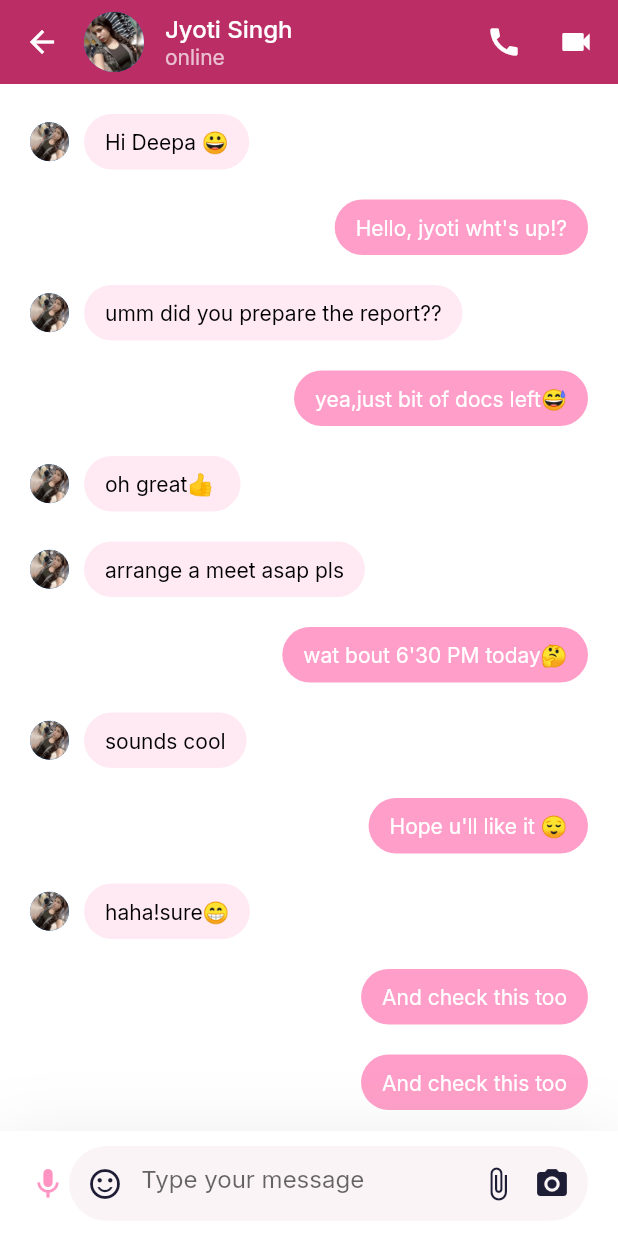
After one commit to qwertypool/Messenger-whatsapp-UI-Flutter, a Flutter app: the Chatting screen opened directly, on a phone screen of 412 x 824 dp. The commit adds this screen. Run offline on Flutter 3.47's test engine with Material 2 defaults, Android fonts, the light colour scheme and no system bars; our stand-ins replace google_fonts.

Commit message:
chatting

```diff
--- a/lib/chatpage.dart
+++ b/lib/chatpage.dart
@@ -1,3 +1,4 @@
+import 'package:chat_page/chats/chatting.dart';
 import 'package:chat_page/colorCodes.dart';
 import 'package:chat_page/models/chat.dart';
 import 'package:flutter/material.dart';
@@ -8,16 +9,16 @@ class ChatPage extends StatefulWidget {
 }
 
 class _ChatPageState extends State<ChatPage> {
+  int _selectedIndex = 0;
   @override
   Widget build(BuildContext context) {
-    int _selectedIndex = 0;
     return Scaffold(
-      backgroundColor: pPrimaryColor,
+      // backgroundColor: pPrimaryColor,
       appBar: AppBar(
         //automaticallyImplyLeading: false,
         title: Text('Chats'),
         actions: [
-          Icon(Icons.search),
+          IconButton(icon:Icon(Icons.search),onPressed: (){},),
           Padding(
             padding: const EdgeInsets.only(left: 8.0, right: 8.0),
             child: Container(
@@ -79,7 +80,7 @@ class _ChatPageState extends State<ChatPage> {
           Expanded(
             child: Container(
                 decoration: BoxDecoration(
-                    color: Colors.white,
+                    //  color: Colors.white,
                     borderRadius: BorderRadius.only(
                   topLeft: Radius.circular(40),
                   topRight: Radius.circular(40),
@@ -94,7 +95,7 @@ class _ChatPageState extends State<ChatPage> {
                         children: [
                           Text('Favourite Contacts',
                               style: TextStyle(
-                                  color: Colors.grey[800],
+                                  // color: Colors.grey[800],
                                   fontWeight: FontWeight.w600)),
                           Icon(Icons.star)
                         ],
@@ -122,31 +123,40 @@ class _ChatPageState extends State<ChatPage> {
                                 Text(
                                   favorites[index].name,
                                   style: TextStyle(
-                                      color: Colors.grey[850],
+                                      // color: Colors.grey[850],
                                       fontWeight: FontWeight.w600,
                                       fontSize: 12.0),
                                 ),
                               ],
                             ),
                           );
-
                         },
                       ),
                     ),
-
                     Expanded(
                       child: Container(
+                        child: GestureDetector(
+                          onTap: () {
+                            Navigator.push(
+                                context,
+                                MaterialPageRoute(
+                                    builder: (context) => Chatting()));
+                          },
                           child: ListView.builder(
                               itemCount: chatsData.length,
                               itemBuilder: (BuildContext context, int index) {
                                 return Padding(
-                                padding: EdgeInsets.symmetric(horizontal: pDefaultPadding,vertical: pDefaultPadding*0.75),
-                                child: Row(children: [
+                                  padding: EdgeInsets.symmetric(
+                                      horizontal: pDefaultPadding,
+                                      vertical: pDefaultPadding * 0.75),
+                                  child: Row(
+                                    children: [
                                       Stack(
-                                     children:[
+                                        children: [
                                           CircleAvatar(
                                             radius: 25,
-                                      backgroundImage:AssetImage(chatsData[index].image),
+                                            backgroundImage: AssetImage(
+                                                chatsData[index].image),
                                           ),
                                           if (chatsData[index].isActive)
                                             Positioned(
@@ -159,33 +169,50 @@ class _ChatPageState extends State<ChatPage> {
                                                     color: Colors.green,
                                                     shape: BoxShape.circle,
                                                     border: Border.all(
-                                            color: Theme.of(context).scaffoldBackgroundColor,
+                                                      color: Theme.of(context)
+                                                          .scaffoldBackgroundColor,
                                                       width: 3,
-                                          )
-                                          ),
+                                                    )),
                                               ),
                                             )
                                         ],
                                       ),
-                                  Expanded(child: Padding(
-                                    padding: const EdgeInsets.symmetric(horizontal:pDefaultPadding),
+                                      Expanded(
+                                          child: Padding(
+                                        padding: const EdgeInsets.symmetric(
+                                            horizontal: pDefaultPadding),
                                         child: Column(
-                                      crossAxisAlignment: CrossAxisAlignment.start,
+                                          crossAxisAlignment:
+                                              CrossAxisAlignment.start,
                                           children: [
-                                        Text(chatsData[index].name,style: TextStyle(fontSize: 15,fontWeight: FontWeight.w600),),
-                                        SizedBox(height: 8,),
+                                            Text(
+                                              chatsData[index].name,
+                                              style: TextStyle(
+                                                  fontSize: 15,
+                                                  fontWeight: FontWeight.w600),
+                                            ),
+                                            SizedBox(
+                                              height: 8,
+                                            ),
                                             Opacity(
                                                 opacity: 0.7,
-                                          child: Text(chatsData[index].lastMessage,maxLines: 1,overflow: TextOverflow.ellipsis,))
+                                                child: Text(
+                                                  chatsData[index].lastMessage,
+                                                  maxLines: 1,
+                                                  overflow:
+                                                      TextOverflow.ellipsis,
+                                                ))
                                           ],
                                         ),
                                       )),
                                       Opacity(
                                           opacity: 0.7,
                                           child: Text(chatsData[index].time))
-                                ],),
+                                    ],
+                                  ),
                                 );
                               }),
+                        ),
                       ),
                     ),
                   ],
--- /dev/null
+++ b/lib/chats/body.dart
@@ -0,0 +1,118 @@
+import 'package:chat_page/colorCodes.dart';
+import 'package:chat_page/models/messages.dart';
+import 'package:flutter/material.dart';
+
+class Body extends StatelessWidget {
+  //const Body({Key key}) : super(key: key);
+
+  @override
+  Widget build(BuildContext context) {
+    return Column(
+      children: [
+        Expanded(
+            child: Padding(
+             padding: const EdgeInsets.symmetric(horizontal:pDefaultPadding),
+              child: ListView.builder(
+                  itemCount: chatMessages.length,
+                  itemBuilder: (context, index) =>
+                      Messages(message: chatMessages[index])),
+            )),
+        chatTextField(context),
+      ],
+    );
+  }
+
+  Container chatTextField(BuildContext context) {
+    return Container(
+      padding: EdgeInsets.symmetric(
+          horizontal: pDefaultPadding, vertical: pDefaultPadding / 2),
+      decoration: BoxDecoration(
+        color: Theme.of(context).scaffoldBackgroundColor,
+        boxShadow: [
+          BoxShadow(
+              offset: Offset(0, 4),
+              blurRadius: 40,
+              color: Colors.grey.withOpacity(0.2))
+        ],
+      ),
+      child: SafeArea(
+        child: Row(
+          children: [
+            Icon(Icons.mic, color: pSecondaryColor),
+            SizedBox(
+              width: pDefaultPadding * 0.1,
+            ),
+            Expanded(
+                child: Container(
+              height: 50,
+              decoration: BoxDecoration(
+                color: pPrimaryColor.withOpacity(0.05),
+                borderRadius: BorderRadius.circular(50),
+              ),
+              child: Row(
+                children: [
+                  IconButton(
+                    icon: Icon(Icons.sentiment_satisfied_alt_outlined),
+                    onPressed: () {},
+                  ),
+                  SizedBox(
+                    width: pDefaultPadding * 0.01,
+                  ),
+                  Expanded(
+                    child: TextField(
+                      keyboardType: TextInputType.multiline,
+                      minLines: 2,
+                      maxLines: 4,
+                      decoration: InputDecoration(
+                        hintText: 'Type your message',
+                        border: InputBorder.none,
+                      ),
+                    ),
+                  ),
+                  Icon(Icons.attach_file),
+                  IconButton(
+                    icon: Icon(Icons.camera_alt),
+                    onPressed: () {},
+                  ),
+                ],
+              ),
+            )),
+          ],
+        ),
+      ),
+    );
+  }
+}
+
+class Messages extends StatelessWidget {
+  const Messages({
+    Key? key,
+    required this.message,
+  }) : super(key: key);
+  final ChatMessage message;
+  @override
+  Widget build(BuildContext context) {
+    return Padding(
+      padding: const EdgeInsets.only(top:pDefaultPadding),
+      child: Row(
+        mainAxisAlignment: message.isSender?MainAxisAlignment.end:MainAxisAlignment.start,
+        children: [
+          if(!message.isSender)...[
+            CircleAvatar(
+              radius: 13,
+              backgroundImage: AssetImage('assets/deepa.jpg'),)],
+              SizedBox(width: pDefaultPadding/2,),
+          Container(
+           // margin: EdgeInsets.only(top:pDefaultPadding),
+            padding: EdgeInsets.symmetric(horizontal: pDefaultPadding*0.7,vertical: pDefaultPadding/2),
+            decoration: BoxDecoration(color: message.isSender? pSecondaryColor.withOpacity(0.9):pSecondaryColor.withOpacity(0.2),
+            borderRadius: BorderRadius.circular(35)),
+            child: Text(message.text,
+            style: TextStyle(color:message.isSender?Colors.white:Colors.black),
+            )
+            ),
+        ],
+      ),
+    );
+  }
+}
--- /dev/null
+++ b/lib/chats/chatting.dart
@@ -0,0 +1,51 @@
+import 'package:chat_page/chats/body.dart';
+import 'package:chat_page/colorCodes.dart';
+import 'package:flutter/material.dart';
+
+class Chatting extends StatefulWidget {
+  //Chatting({Key key}) : super(key: key);
+
+  @override
+  _ChattingState createState() => _ChattingState();
+}
+
+class _ChattingState extends State<Chatting> {
+  @override
+  Widget build(BuildContext context) {
+    return Scaffold(
+      appBar: buildAppBar(),
+      body: Body(),
+    );
+  }
+
+  AppBar buildAppBar() {
+    return AppBar(
+      titleSpacing: 0,
+      title: Row(
+        children: [
+           CircleAvatar(
+          radius: 20,
+          backgroundImage: AssetImage('assets/me.jpg'),),
+          SizedBox(width: pDefaultPadding*0.7,),
+          Column(
+            crossAxisAlignment: CrossAxisAlignment.start,
+            children: [
+              Text('Jyoti Singh',style: TextStyle(fontSize: 16,fontWeight: FontWeight.w500),),
+              SizedBox(height:1,),
+              Opacity(
+                opacity: 0.7,
+                child: Text('online',style:TextStyle(fontSize: 14,fontWeight: FontWeight.w400)))
+            ],
+          ),
+        ],
+      ),
+      actions: [
+        IconButton(
+         icon: Icon(Icons.call),onPressed: (){},),
+        IconButton(
+         icon: Icon(Icons.videocam),onPressed: (){},),
+         SizedBox(width: pDefaultPadding*0.2,)
+      ],
+    );
+  }
+}
--- /dev/null
+++ b/lib/models/messages.dart
@@ -0,0 +1,91 @@
+
+
+class ChatMessage {
+  final String text;
+  final ChatMessageType messageType;
+  final MessageStatus messageStatus;
+  final bool isSender;
+
+  ChatMessage({
+    this.text = '',
+    required this.messageType,
+    required this.messageStatus,
+    required this.isSender,
+  });
+}
+enum ChatMessageType { text, image, video }
+enum MessageStatus { not_sent, not_view, viewed }
+List chatMessages = [
+  ChatMessage(
+    text: "Hi Deepa 😀",
+    messageType: ChatMessageType.text,
+    messageStatus: MessageStatus.viewed,
+    isSender: false,
+  ),
+  ChatMessage(
+    text: "Hello, jyoti wht's up!?",
+    messageType: ChatMessageType.text,
+    messageStatus: MessageStatus.viewed,
+    isSender: true,
+  ),
+  ChatMessage(
+    text: "umm did you prepare the report??",
+    messageType: ChatMessageType.text,
+    messageStatus: MessageStatus.viewed,
+    isSender: false,
+  ),
+  ChatMessage(
+    text: "yea,just bit of docs left😅",
+    messageType: ChatMessageType.text,
+    messageStatus: MessageStatus.viewed,
+    isSender: true,
+  ),
+  ChatMessage(
+    text: "oh great👍 ",
+    messageType: ChatMessageType.text,
+    messageStatus: MessageStatus.not_sent,
+    isSender: false,
+  ),
+  ChatMessage(
+    text: "arrange a meet asap pls",
+    messageType: ChatMessageType.text,
+    messageStatus: MessageStatus.not_sent,
+    isSender: false,
+  ),
+  ChatMessage(
+    text: "wat bout 6'30 PM today🤔",
+    messageType: ChatMessageType.text,
+    messageStatus: MessageStatus.viewed,
+    isSender: true,
+  ),
+  ChatMessage(
+    text: "sounds cool",
+    messageType: ChatMessageType.text,
+    messageStatus: MessageStatus.viewed,
+    isSender: false,
+  ),
+  ChatMessage(
+    text: "Hope u'll like it 😌",
+    messageType: ChatMessageType.text,
+    messageStatus: MessageStatus.viewed,
+    isSender: true,
+  ),
+  ChatMessage(
+    text: "haha!sure😁",
+    messageType: ChatMessageType.text,
+    messageStatus: MessageStatus.viewed,
+    isSender: false,
+  ),
+  ChatMessage(
+    text: "And check this too",
+    messageType: ChatMessageType.text,
+    messageStatus: MessageStatus.not_view,
+    isSender: true,
+  ),
+  ChatMessage(
+    text: "And check this too",
+    messageType: ChatMessageType.video,
+    messageStatus: MessageStatus.not_view,
+    isSender: true,
+  ),
+];
```
Lines whose indentation alone changed are shown as unchanged.
